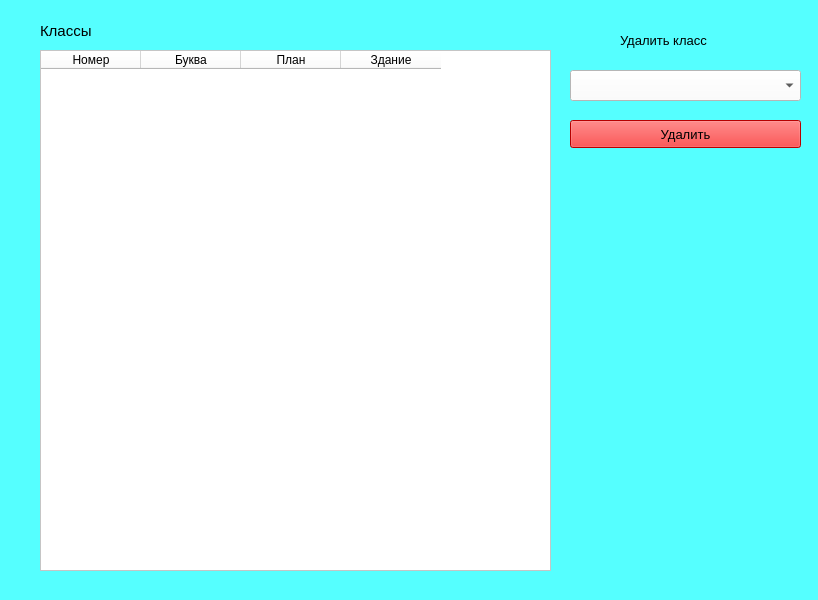
Qt form frontend/del_classes.ui (saaasssska/helper_by_school) before a commit.
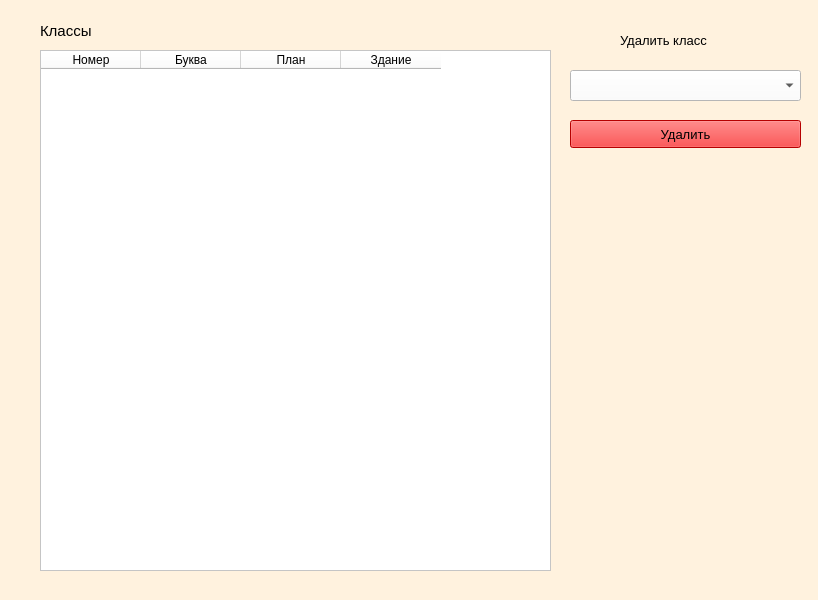
The same form after that commit. Icons and pictures are not drawn.

```diff
--- a/frontend/del_classes.ui
+++ b/frontend/del_classes.ui
@@ -14,7 +14,7 @@
    <string>del_classes</string>
   </property>
   <property name="styleSheet">
-   <string notr="true">background-color: rgb(85, 255, 255);</string>
+   <string notr="true">background-color: rgb(255, 242, 222);</string>
   </property>
   <widget class="QTableWidget" name="tableWidget">
    <property name="enabled">
```
